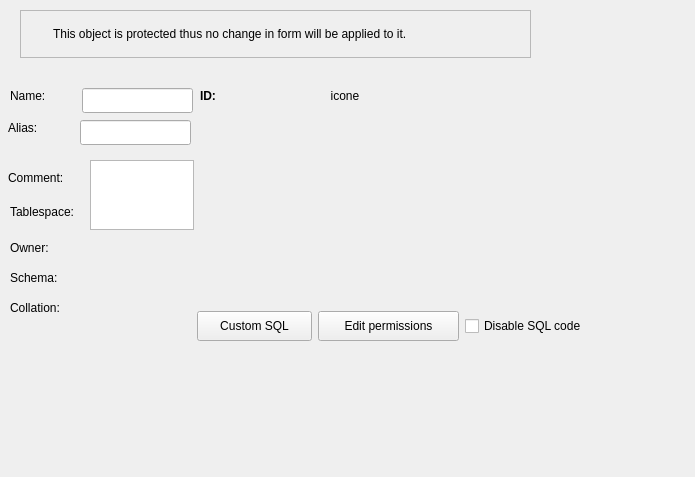
pgmodeler/pgmodeler, file libs/libgui/ui/dbobjects/baseobjectwidget.ui: the form before one commit.
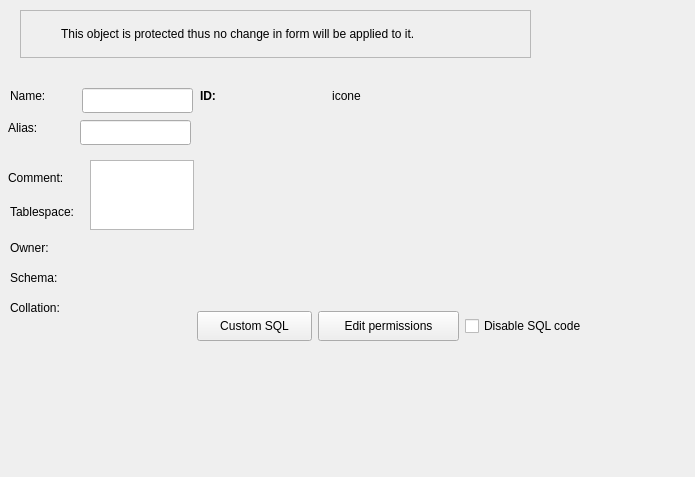
The form after the commit. Icons and pictures are not drawn.

```diff
--- a/libs/libgui/ui/dbobjects/baseobjectwidget.ui
+++ b/libs/libgui/ui/dbobjects/baseobjectwidget.ui
@@ -242,16 +242,10 @@
     </property>
     <item row="0" column="0">
      <widget class="QLabel" name="label">
-      <property name="minimumSize">
-       <size>
-        <width>24</width>
-        <height>24</height>
-       </size>
-      </property>
       <property name="maximumSize">
        <size>
-        <width>24</width>
-        <height>24</height>
+        <width>32</width>
+        <height>32</height>
        </size>
       </property>
       <property name="text">
@@ -272,7 +266,6 @@
      <widget class="QLabel" name="protected_obj_lbl">
       <property name="font">
        <font>
-        <weight>50</weight>
         <bold>false</bold>
         <underline>false</underline>
         <strikeout>false</strikeout>
@@ -435,7 +428,6 @@
       </property>
       <property name="font">
        <font>
-        <weight>75</weight>
         <bold>true</bold>
        </font>
       </property>
@@ -450,21 +442,15 @@
     <item>
      <widget class="QLabel" name="obj_icon_lbl">
       <property name="sizePolicy">
-       <sizepolicy hsizetype="Fixed" vsizetype="Preferred">
+       <sizepolicy hsizetype="Fixed" vsizetype="Fixed">
         <horstretch>0</horstretch>
         <verstretch>0</verstretch>
        </sizepolicy>
       </property>
-      <property name="minimumSize">
-       <size>
-        <width>32</width>
-        <height>32</height>
-       </size>
-      </property>
       <property name="maximumSize">
        <size>
-        <width>32</width>
-        <height>32</height>
+        <width>40</width>
+        <height>40</height>
        </size>
       </property>
       <property name="frameShape">
```
Left out of the diff: 23 changed lines with no effect on the pictures.
